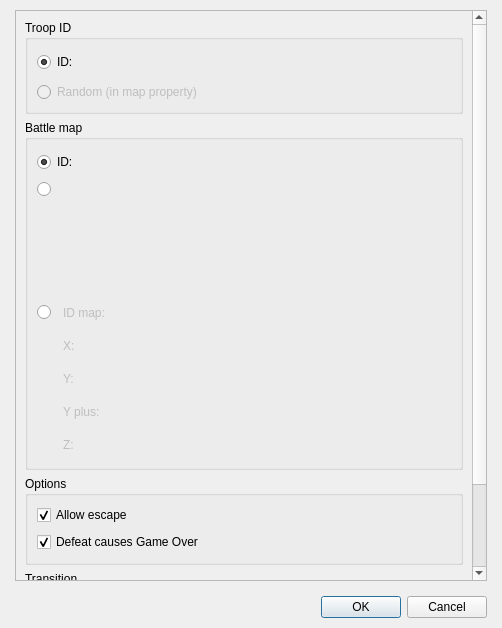
Before: the Qt Designer form Editor/Dialogs/Commands/dialogcommandstartbattle.ui in RPG-Paper-Maker/RPG-Paper-Maker, drawn with Qt 5.
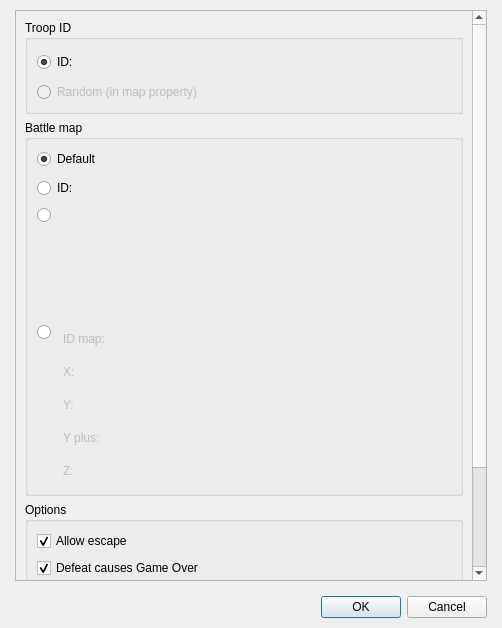
After: the same form once the commit is applied. Custom widgets are drawn as their Qt base class.

Commit message: Command start battle: default battle map (in map properties)

```diff
--- a/Editor/Dialogs/Commands/dialogcommandstartbattle.ui
+++ b/Editor/Dialogs/Commands/dialogcommandstartbattle.ui
@@ -40,9 +40,9 @@
         <property name="geometry">
          <rect>
           <x>0</x>
-          <y>-139</y>
+          <y>0</y>
           <width>454</width>
-          <height>703</height>
+          <height>738</height>
          </rect>
         </property>
         <layout class="QGridLayout" name="gridLayout_7">
@@ -136,6 +136,12 @@
            </item>
            <item>
             <widget class="QGroupBox" name="groupBoxBattleMap">
+             <property name="minimumSize">
+              <size>
+               <width>0</width>
+               <height>0</height>
+              </size>
+             </property>
              <property name="maximumSize">
               <size>
                <width>16777215</width>
@@ -145,20 +151,49 @@
              <property name="title">
               <string>Battle map</string>
              </property>
+             <layout class="QGridLayout" name="gridLayout_10">
+              <item row="0" column="0">
              <layout class="QGridLayout" name="gridLayout_8">
-              <item row="0" column="0" rowspan="2" colspan="2">
-               <layout class="QGridLayout" name="gridLayout_2">
-                <item row="0" column="0" colspan="2">
+                <item row="0" column="0" colspan="3">
+                 <layout class="QHBoxLayout" name="horizontalLayout" stretch="0,1">
+                  <item>
+                   <widget class="QRadioButton" name="radioButtonDefault">
+                    <property name="text">
+                     <string>Default</string>
+                    </property>
+                    <property name="checked">
+                     <bool>true</bool>
+                    </property>
+                   </widget>
+                  </item>
+                  <item>
+                   <spacer name="horizontalSpacer_4">
+                    <property name="orientation">
+                     <enum>Qt::Horizontal</enum>
+                    </property>
+                    <property name="sizeHint" stdset="0">
+                     <size>
+                      <width>288</width>
+                      <height>20</height>
+                     </size>
+                    </property>
+                   </spacer>
+                  </item>
+                 </layout>
+                </item>
+                <item row="1" column="0" colspan="2">
                  <widget class="QRadioButton" name="radioButtonID">
                   <property name="text">
                    <string>ID:</string>
                   </property>
                   <property name="checked">
-                   <bool>true</bool>
+                   <bool>false</bool>
                   </property>
                  </widget>
                 </item>
-                <item row="0" column="2" colspan="2">
+                <item row="1" column="2">
+                 <layout class="QHBoxLayout" name="horizontalLayout_4" stretch="0,1">
+                  <item>
                  <widget class="PanelPrimitiveValue" name="panelPrimitiveValueIDBattleMap" native="true">
                   <property name="minimumSize">
                    <size>
@@ -174,20 +209,22 @@
                   </property>
                  </widget>
                 </item>
-                <item row="0" column="4">
+                  <item>
                  <spacer name="horizontalSpacer">
                   <property name="orientation">
                    <enum>Qt::Horizontal</enum>
                   </property>
                   <property name="sizeHint" stdset="0">
                    <size>
-                    <width>40</width>
+                      <width>18</width>
                     <height>20</height>
                    </size>
                   </property>
                  </spacer>
                 </item>
-                <item row="1" column="0">
+                 </layout>
+                </item>
+                <item row="2" column="0">
                  <widget class="QRadioButton" name="radioButtonSelect">
                   <property name="enabled">
                    <bool>true</bool>
@@ -200,7 +237,7 @@
                   </property>
                  </widget>
                 </item>
-                <item row="1" column="1" rowspan="2" colspan="4">
+                <item row="2" column="1" rowspan="2" colspan="2">
                  <widget class="PanelSelectPosition" name="panelSelectPosition" native="true">
                   <property name="enabled">
                    <bool>false</bool>
@@ -219,7 +256,7 @@
                   </property>
                  </widget>
                 </item>
-                <item row="2" column="0">
+                <item row="3" column="0">
                  <spacer name="verticalSpacer_3">
                   <property name="orientation">
                    <enum>Qt::Vertical</enum>
@@ -232,14 +269,16 @@
                   </property>
                  </spacer>
                 </item>
-                <item row="3" column="0">
+                <item row="4" column="0">
                  <widget class="QRadioButton" name="radioButtonNumber">
                   <property name="text">
                    <string/>
                   </property>
                  </widget>
                 </item>
-                <item row="3" column="1" colspan="2">
+                <item row="4" column="1" rowspan="2" colspan="2">
+                 <layout class="QGridLayout" name="gridLayout_2">
+                  <item row="0" column="0">
                  <widget class="QLabel" name="labelIDMAp">
                   <property name="enabled">
                    <bool>false</bool>
@@ -249,7 +288,26 @@
                   </property>
                  </widget>
                 </item>
-                <item row="3" column="4" rowspan="5">
+                  <item row="0" column="1">
+                   <widget class="PanelPrimitiveValue" name="widgetIdMap" native="true">
+                    <property name="enabled">
+                     <bool>false</bool>
+                    </property>
+                    <property name="minimumSize">
+                     <size>
+                      <width>250</width>
+                      <height>27</height>
+                     </size>
+                    </property>
+                    <property name="maximumSize">
+                     <size>
+                      <width>250</width>
+                      <height>27</height>
+                     </size>
+                    </property>
+                   </widget>
+                  </item>
+                  <item row="0" column="2" rowspan="5">
                  <spacer name="horizontalSpacer_11">
                   <property name="orientation">
                    <enum>Qt::Horizontal</enum>
@@ -262,20 +320,36 @@
                   </property>
                  </spacer>
                 </item>
-                <item row="4" column="0" rowspan="4">
-                 <spacer name="verticalSpacer_4">
-                  <property name="orientation">
-                   <enum>Qt::Vertical</enum>
-                  </property>
-                  <property name="sizeHint" stdset="0">
+                  <item row="1" column="0">
+                   <widget class="QLabel" name="labelX">
+                    <property name="enabled">
+                     <bool>false</bool>
+                    </property>
+                    <property name="text">
+                     <string>X:</string>
+                    </property>
+                   </widget>
+                  </item>
+                  <item row="1" column="1">
+                   <widget class="PanelPrimitiveValue" name="widgetX" native="true">
+                    <property name="enabled">
+                     <bool>false</bool>
+                    </property>
+                    <property name="minimumSize">
                    <size>
-                    <width>20</width>
-                    <height>128</height>
-                   </size>
-                  </property>
-                 </spacer>
-                </item>
-                <item row="5" column="1">
+                      <width>250</width>
+                      <height>27</height>
+                     </size>
+                    </property>
+                    <property name="maximumSize">
+                     <size>
+                      <width>250</width>
+                      <height>27</height>
+                     </size>
+                    </property>
+                   </widget>
+                  </item>
+                  <item row="2" column="0">
                  <widget class="QLabel" name="labelY">
                   <property name="enabled">
                    <bool>false</bool>
@@ -285,7 +359,7 @@
                   </property>
                  </widget>
                 </item>
-                <item row="5" column="3">
+                  <item row="2" column="1">
                  <widget class="PanelPrimitiveValue" name="widgetY" native="true">
                   <property name="enabled">
                    <bool>false</bool>
@@ -304,7 +378,7 @@
                   </property>
                  </widget>
                 </item>
-                <item row="6" column="1" colspan="2">
+                  <item row="3" column="0">
                  <widget class="QLabel" name="labelYPlus">
                   <property name="enabled">
                    <bool>false</bool>
@@ -314,7 +388,7 @@
                   </property>
                  </widget>
                 </item>
-                <item row="6" column="3">
+                  <item row="3" column="1">
                  <widget class="PanelPrimitiveValue" name="widgetYplus" native="true">
                   <property name="enabled">
                    <bool>false</bool>
@@ -333,7 +407,7 @@
                   </property>
                  </widget>
                 </item>
-                <item row="7" column="1">
+                  <item row="4" column="0">
                  <widget class="QLabel" name="labelZ">
                   <property name="enabled">
                    <bool>false</bool>
@@ -343,72 +417,39 @@
                   </property>
                  </widget>
                 </item>
-                <item row="7" column="3">
-                 <widget class="PanelPrimitiveValue" name="widgetZ" native="true">
-                  <property name="enabled">
-                   <bool>false</bool>
-                  </property>
-                  <property name="minimumSize">
-                   <size>
-                    <width>250</width>
-                    <height>27</height>
-                   </size>
-                  </property>
-                  <property name="maximumSize">
-                   <size>
-                    <width>250</width>
-                    <height>27</height>
-                   </size>
-                  </property>
-                 </widget>
-                </item>
-                <item row="3" column="3">
-                 <widget class="PanelPrimitiveValue" name="widgetIdMap" native="true">
-                  <property name="enabled">
-                   <bool>false</bool>
-                  </property>
-                  <property name="minimumSize">
-                   <size>
-                    <width>250</width>
-                    <height>27</height>
-                   </size>
-                  </property>
-                  <property name="maximumSize">
-                   <size>
-                    <width>250</width>
-                    <height>27</height>
-                   </size>
-                  </property>
-                 </widget>
-                </item>
-                <item row="4" column="3">
-                 <widget class="PanelPrimitiveValue" name="widgetX" native="true">
-                  <property name="enabled">
-                   <bool>false</bool>
-                  </property>
-                  <property name="minimumSize">
-                   <size>
-                    <width>250</width>
-                    <height>27</height>
-                   </size>
-                  </property>
-                  <property name="maximumSize">
-                   <size>
-                    <width>250</width>
-                    <height>27</height>
-                   </size>
-                  </property>
-                 </widget>
-                </item>
                 <item row="4" column="1">
-                 <widget class="QLabel" name="labelX">
+                   <widget class="PanelPrimitiveValue" name="widgetZ" native="true">
                   <property name="enabled">
                    <bool>false</bool>
                   </property>
-                  <property name="text">
-                   <string>X:</string>
-                  </property>
-                 </widget>
+                    <property name="minimumSize">
+                     <size>
+                      <width>250</width>
+                      <height>27</height>
+                     </size>
+                    </property>
+                    <property name="maximumSize">
+                     <size>
+                      <width>250</width>
+                      <height>27</height>
+                     </size>
+                    </property>
+                   </widget>
+                  </item>
+                 </layout>
+                </item>
+                <item row="5" column="0">
+                 <spacer name="verticalSpacer_4">
+                  <property name="orientation">
+                   <enum>Qt::Vertical</enum>
+                  </property>
+                  <property name="sizeHint" stdset="0">
+                   <size>
+                    <width>20</width>
+                    <height>128</height>
+                   </size>
+                  </property>
+                 </spacer>
                 </item>
                </layout>
               </item>
```
Left out of the diff: 20 changed lines with no effect on the pictures. Lines whose indentation alone changed are shown as unchanged. The commit also changes 2 other files.
